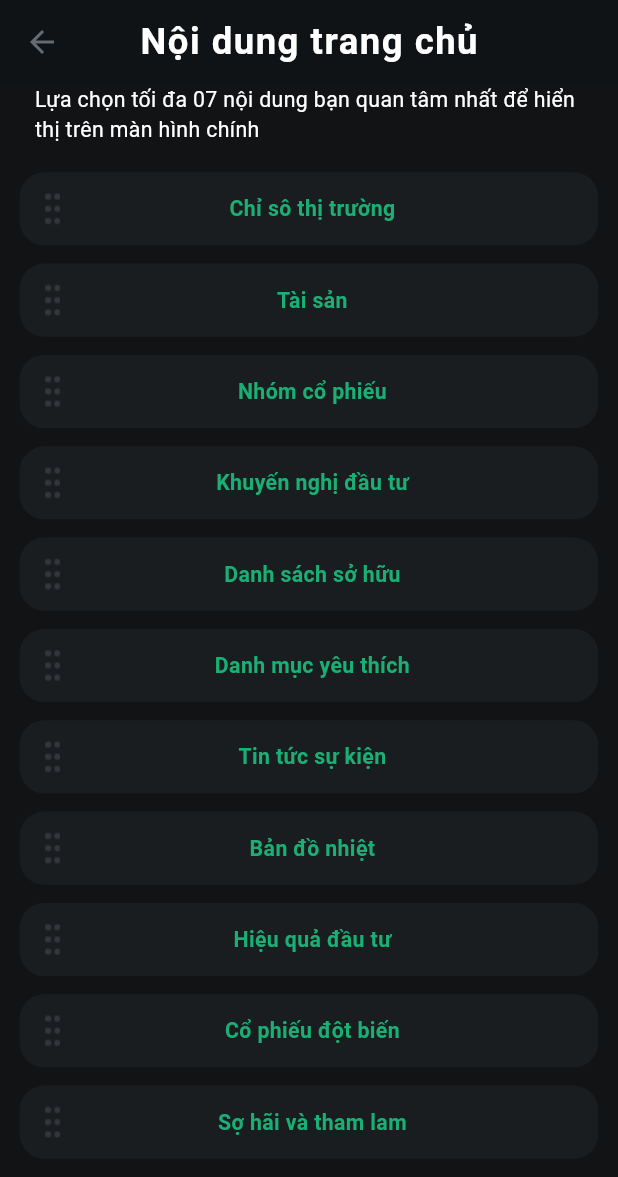
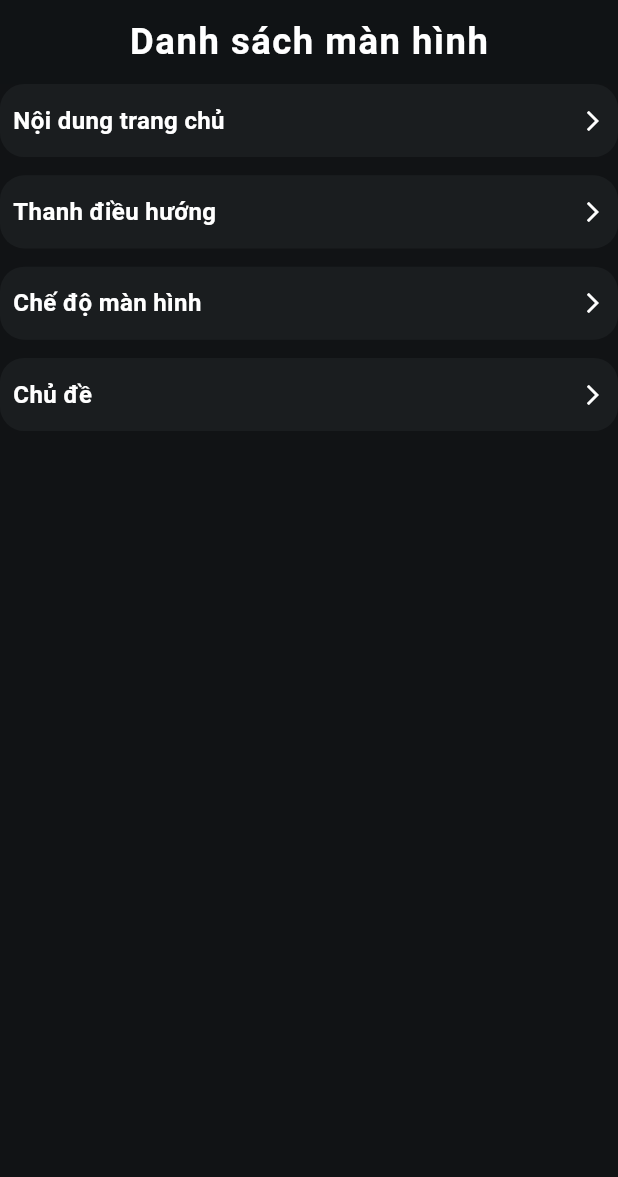
Before and after one commit to dhnam2806/fpts_project, a Flutter app: the screen it shows after launch, on a phone screen of 412 x 824 dp. Shown: the top 1177 px of the screen. Run offline on Flutter 3.47's test engine with Material 3 defaults, Android fonts, the light colour scheme and no system bars; our stand-ins replace bloc, carousel_slider, flutter_bloc, flutter_screenutil, google_nav_bar, persistent_bottom_nav_bar_v2 and 2 more.

Commit message:
update main_screen

```diff
--- a/lib/main.dart
+++ b/lib/main.dart
@@ -2,6 +2,7 @@ import 'package:flutter/material.dart';
 import 'package:flutter_bloc/flutter_bloc.dart';
 import 'package:fpts_product/bloc/bloc/select_navbar_bloc.dart';
 import 'package:flutter_screenutil/flutter_screenutil.dart';
+import 'package:fpts_product/ui/main_screen.dart';
 import 'package:fpts_product/ui/screens/home_content/home_content_sceen.dart';
 import 'package:fpts_product/ui/screens/screen_mode/screen_mode.dart';
 import 'package:fpts_product/ui/screens/swap_theme/swap_theme_setting.dart';
@@ -36,7 +37,7 @@ class MyApp extends StatelessWidget {
               }),
         );
       },
-      child: HomeContentScreen(),
+      child: MainScreen(),
     );
   }
 }
--- /dev/null
+++ b/lib/ui/main_screen.dart
@@ -0,0 +1,52 @@
+import 'package:flutter/material.dart';
+import 'package:flutter_screenutil/flutter_screenutil.dart';
+import 'package:fpts_product/const/app_colors.dart';
+import 'package:fpts_product/ui/screens/home_content/home_content_sceen.dart';
+import 'package:fpts_product/ui/screens/navbar_setting_screen/nav_bar_setting.dart';
+import 'package:fpts_product/ui/screens/screen_mode/screen_mode.dart';
+import 'package:fpts_product/ui/screens/swap_theme/swap_theme_setting.dart';
+import 'package:fpts_product/ui/widgets/text_box.dart';
+
+class MainScreen extends StatefulWidget {
+  const MainScreen({super.key});
+
+  @override
+  State<MainScreen> createState() => _MainScreenState();
+}
+
+class _MainScreenState extends State<MainScreen> {
+  @override
+  Widget build(BuildContext context) {
+    return Scaffold(
+        backgroundColor: AppColors.surface_01,
+        appBar: AppBar(
+          centerTitle: true,
+          backgroundColor: AppColors.bg_01,
+          title: Text(
+            'Danh sách màn hình',
+            style: TextStyle(
+              letterSpacing: 1,
+              height: 36.h,
+              fontSize: 24.sp,
+              color: AppColors.white,
+              fontWeight: FontWeight.w700,
+            ),
+          ),
+        ),
+        body: Column(children: [
+          TextBoxCus(title: 'Nội dung trang chủ', onTap: () {
+            Navigator.push(context, MaterialPageRoute(builder: (context) => HomeContentScreen()));
+          },),
+          TextBoxCus(title: 'Thanh điều hướng', onTap: () {
+            Navigator.push(context, MaterialPageRoute(builder: (context) => NavBarSettingScreen()));
+          },),
+          TextBoxCus(title: 'Chế độ màn hình', onTap: () {
+            Navigator.push(context, MaterialPageRoute(builder: (context) => ScreenMode()));
+          },),
+          TextBoxCus(title: 'Chủ đề', onTap: () {
+            Navigator.push(context, MaterialPageRoute(builder: (context) => SwapThemeSetting()));
+          },),
+        ],)
+    );
+  }
+}
--- a/lib/ui/screens/home_content/home_content_sceen.dart
+++ b/lib/ui/screens/home_content/home_content_sceen.dart
@@ -38,7 +38,9 @@ class _HomeContentScreenState extends State<HomeContentScreen> {
               Icons.arrow_back,
               color: AppColors.gray,
             ),
-            onPressed: () {},
+            onPressed: () {
+              Navigator.pop(context);
+            },
           ),
           backgroundColor: AppColors.bg_01,
           title: Text(
@@ -90,7 +92,8 @@ class _HomeContentScreenState extends State<HomeContentScreen> {
                             }
                           });
                         },
-                        child: ListContent(title: listContent[index], isSelected: isSelected));
+                        child: ListContent(
+                            title: listContent[index], isSelected: isSelected));
                   },
                 ),
               ),
--- a/lib/ui/screens/navbar_setting_screen/nav_bar_setting.dart
+++ b/lib/ui/screens/navbar_setting_screen/nav_bar_setting.dart
@@ -34,7 +34,9 @@ class _NavBarSettingScreenState extends State<NavBarSettingScreen> {
               Icons.arrow_back,
               color: Colors.grey[600],
             ),
-            onPressed: () {},
+            onPressed: () {
+              Navigator.pop(context);
+            },
           ),
           backgroundColor: AppColors.bg_01,
           title: Text(
--- a/lib/ui/screens/screen_mode/screen_mode.dart
+++ b/lib/ui/screens/screen_mode/screen_mode.dart
@@ -26,7 +26,9 @@ class _ScreenModeState extends State<ScreenMode> {
             Icons.arrow_back,
             color: AppColors.gray,
           ),
-          onPressed: () {},
+          onPressed: () {
+            Navigator.pop(context);
+          },
         ),
         backgroundColor: AppColors.bg_01,
         title: Text(
--- a/lib/ui/screens/swap_theme/swap_theme_setting.dart
+++ b/lib/ui/screens/swap_theme/swap_theme_setting.dart
@@ -26,7 +26,9 @@ class _SwapThemeSettingState extends State<SwapThemeSetting>
               Icons.arrow_back,
               color: AppColors.gray,
             ),
-            onPressed: () {},
+            onPressed: () {
+              Navigator.pop(context);
+            },
           ),
           backgroundColor: AppColors.bg_01,
           title: Text(
--- /dev/null
+++ b/lib/ui/widgets/text_box.dart
@@ -0,0 +1,48 @@
+// ignore_for_file: public_member_api_docs, sort_constructors_first
+import 'package:flutter/material.dart';
+import 'package:flutter_screenutil/flutter_screenutil.dart';
+
+import 'package:fpts_product/const/app_colors.dart';
+
+class TextBoxCus extends StatelessWidget {
+  String title;
+  Function() onTap;
+  TextBoxCus({
+    Key? key,
+    required this.title,
+    required this.onTap,
+  }) : super(key: key);
+
+  @override
+  Widget build(BuildContext context) {
+    return GestureDetector(
+      onTap: () => onTap(),
+      child: Container(
+        height: 48.h,
+        margin: EdgeInsets.only(bottom: 12.h),
+        padding: EdgeInsets.symmetric(horizontal: 8.w),
+        decoration: BoxDecoration(
+          color: AppColors.surface_02,
+          borderRadius: BorderRadius.circular(16.r),
+        ),
+        child: Row(mainAxisAlignment: MainAxisAlignment.spaceBetween, children: [
+          Expanded(
+            child: Text(
+              title,
+              style: TextStyle(
+                color: Colors.white,
+                fontSize: 16,
+                fontWeight: FontWeight.w700,
+              ),
+            ),
+          ),
+          Icon(
+            Icons.arrow_forward_ios,
+            color: Colors.white,
+            size: 16,
+          ),
+        ]),
+      ),
+    );
+  }
+}
```
